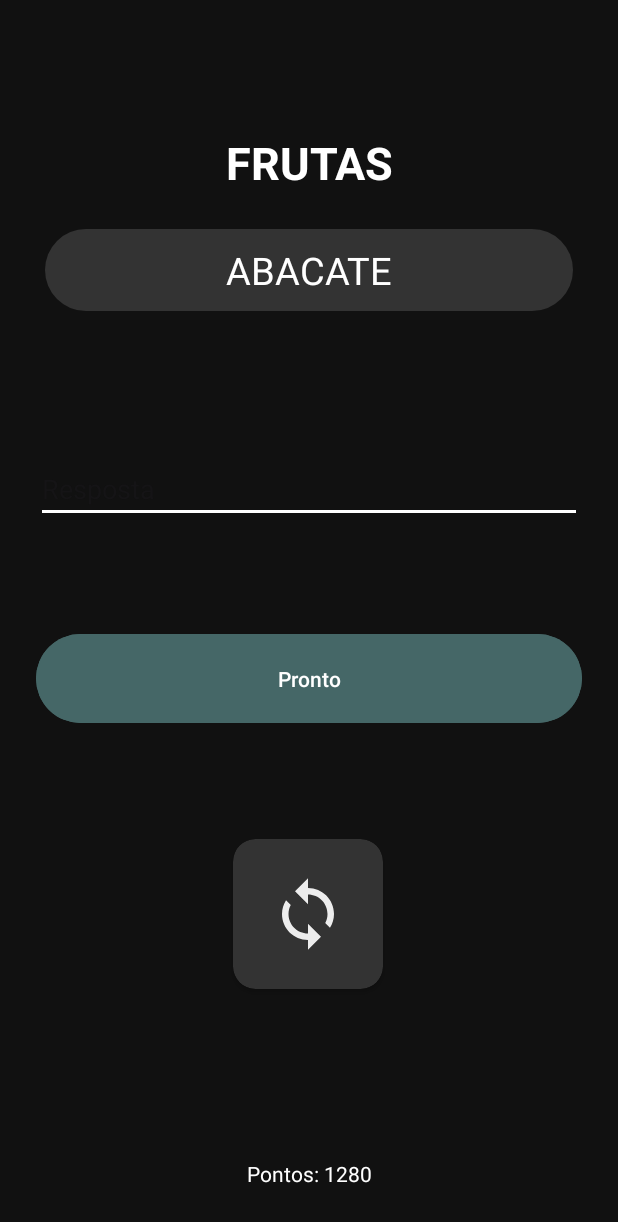
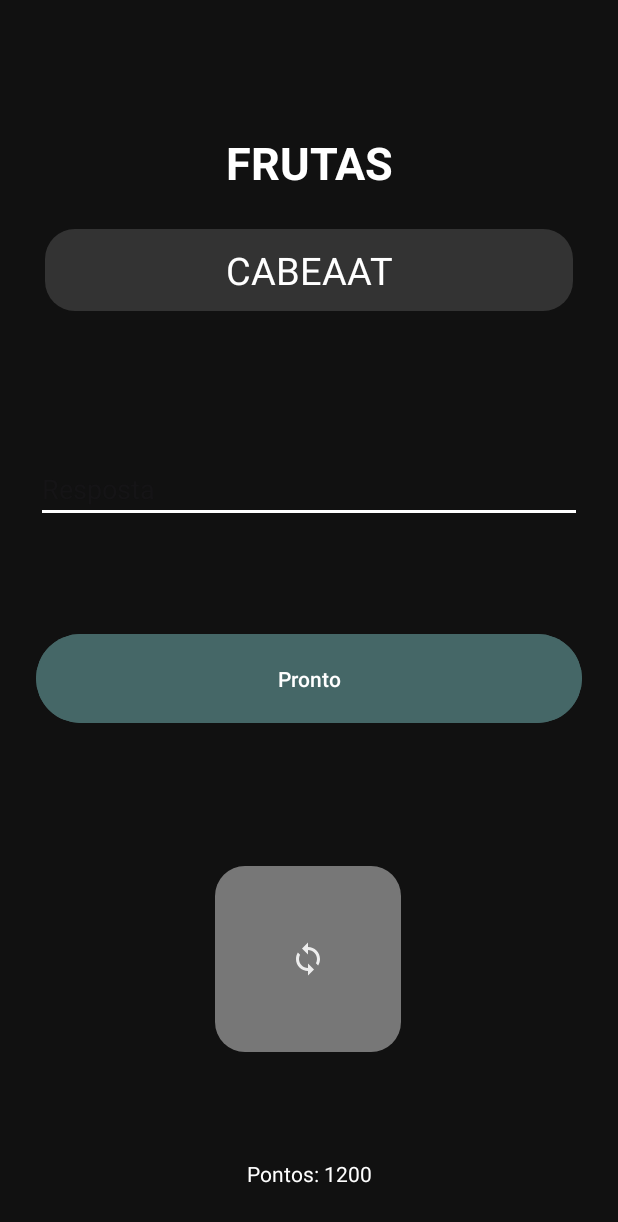
Before and after one commit to Renan-Szimanski/AdivinharPalavras, an Android app: the ActivityGame screen opened directly, with no data from a screen before it, after a tap on an icon or button, on a phone screen of 412 x 824 dp. Shown: the top 1222 px of the screen. Run offline under Robolectric (Android 15) with nearby library versions, the phone set to English and light mode, and no system bars.

Commit message:
melhorando uma parte do código para melhor implementação de futuras atualizações

```diff
--- a/app/src/main/java/com/example/adivinharpalavras/ActivityGame.kt
+++ b/app/src/main/java/com/example/adivinharpalavras/ActivityGame.kt
@@ -1,7 +1,6 @@
 package com.example.adivinharpalavras
 
 import android.annotation.SuppressLint
-import android.graphics.Color
 import android.os.Bundle
 import android.widget.Toast
 import androidx.activity.enableEdgeToEdge
@@ -27,8 +26,10 @@ class ActivityGame : AppCompatActivity() {
         val answer = binding.enterAnswer.text
         val acptButton = binding.acceptBtn
         val pntTxt = binding.pnt
+        var correctWord = ""
 
         var pontos = 1300
+
 
         //abre o arquivo de texto e armazena as linhas na variavel
         val inputStream = assets.open("words.txt")
@@ -36,27 +37,28 @@ class ActivityGame : AppCompatActivity() {
 
 
         //sistema randomico | pega palavras e tira letras aleatórias para a dificuldade
-        fun aleatorio(verdadeiro: Boolean){
-
-            pntTxt.text = "Pontos: $pontos"
-            //PALAVRAS ALEATÓRIAS
-
-             //todas as linhas do arquivo
-            val randomNumber = Random.nextInt(linhas.size) //numero aleatorio do tamanho da palavra
-                val palavra = linhas[randomNumber]
-                word.text = palavra.uppercase()
-            if(verdadeiro == true){
+        fun aleatorio() {
+            if(linhas.isNotEmpty()){
+                pntTxt.text = "Pontos: $pontos"
+                val randomNumber = Random.nextInt(linhas.size) //numero aleatorio do tamanho das linhas
+                var palavra = linhas[randomNumber]
                 linhas.removeAt(randomNumber)
+                correctWord = palavra
+                word.text = palavra.toList().shuffled().joinToString("").uppercase()
+            }
+            else{
+                Toast.makeText(this,"Não há mais palavras!", Toast.LENGTH_SHORT).show()
             }
         }
         nxtButton.setOnClickListener{
             if (pontos < 20 || linhas.size <= 1){ //caso não tenha 20 pontos, não conseguirá outra palavra
-                Toast.makeText(this,"Voce nâo tem pontos suficientes!", Toast.LENGTH_SHORT).show()
+                Toast.makeText(this,"Voce nâo tem pontos suficientes ou não há mais palavras!", Toast.LENGTH_SHORT).show()
             }else{
-                //botao de proxima palavra tira -20 pontos ao ser usada
-                aleatorio(false)
-                pontos -= 20
+                //botao de proxima palavra tira 100 pontos ao ser usada
+                aleatorio()
+                pontos -= 100
                 pntTxt.text = "Pontos: $pontos"
+                answer.clear()
             }
         }
         acptButton.setOnClickListener{
@@ -64,19 +66,19 @@ class ActivityGame : AppCompatActivity() {
             if (answer.isEmpty()){
                 Toast.makeText(this,"Coloque uma palavra", Toast.LENGTH_SHORT).show()
             }
-            else if (answer.toString().uppercase().filterNot { it.isWhitespace() } == word.text){
+            else if (answer.toString().uppercase().filterNot { it.isWhitespace() } == correctWord.uppercase()){
                 pontos += 20
                 pntTxt.text = "Pontos: $pontos"
-                aleatorio(true)
+                aleatorio()
                 answer.clear()
             }
             else{
                 Toast.makeText(this, "Resposta Errada! -30pt", Toast.LENGTH_SHORT).show()
                 pontos -= 30
                 pntTxt.text = "Pontos: $pontos"
-
+                if (pontos < 0){ pontos = 0 }
             }
         }
-        aleatorio(true)
+        aleatorio()
     }
 }
--- a/app/src/main/java/com/example/adivinharpalavras/MainActivity.kt
+++ b/app/src/main/java/com/example/adivinharpalavras/MainActivity.kt
@@ -32,5 +32,6 @@ class MainActivity : AppCompatActivity() {
             startActivity(intent)
         }
 
+
     }
 }
--- a/app/src/main/res/drawable/rounded_corner.xml
+++ b/app/src/main/res/drawable/rounded_corner.xml
@@ -2,5 +2,5 @@
 <shape xmlns:android="http://schemas.android.com/apk/res/android">
 <solid android:color="@color/lghtgrey"/>
 
-    <corners android:radius="40dp"/>
+    <corners android:radius="20dp"/>
 </shape>
--- a/app/src/main/res/layout/activity_game.xml
+++ b/app/src/main/res/layout/activity_game.xml
@@ -36,26 +36,16 @@
         app:layout_constraintStart_toStartOf="parent" />
 
 
-    <androidx.cardview.widget.CardView
-        android:id="@+id/nextButtom"
-        android:layout_width="100dp"
-        android:layout_height="100dp"
-        android:layout_marginTop="40dp"
-        android:backgroundTint="@color/grey"
-        app:cardCornerRadius="15dp"
-        app:layout_constraintBottom_toBottomOf="parent"
-        app:layout_constraintEnd_toEndOf="parent"
-        app:layout_constraintHorizontal_bias="0.498"
-        app:layout_constraintStart_toStartOf="parent"
-        app:layout_constraintTop_toBottomOf="@+id/acceptBtn"
-        app:layout_constraintVertical_bias="0.169"
-        android:clickable="true">
 
-        <ImageView
-            android:layout_width="match_parent"
-            android:layout_height="match_parent"
+
+        <ImageButton
+            android:id="@+id/nextButtom"
+            android:layout_width="wrap_content"
+            android:layout_height="wrap_content"
+            android:padding="50dp"
+            android:background="@drawable/rounded_corner"
             android:layout_margin="24dp"
-            android:background="@drawable/baseline_loop_24"
+            android:src="@drawable/baseline_loop_24"
             android:hint="Trocar"
             android:textColorHint="@color/white"
             app:layout_constraintBottom_toBottomOf="parent"
@@ -66,7 +56,7 @@
             app:layout_constraintVertical_bias="0.849"
             tools:ignore="HardcodedText" />
 
-    </androidx.cardview.widget.CardView>
+
 
     <Button
         android:id="@+id/acceptBtn"
@@ -119,6 +109,4 @@
         app:layout_constraintVertical_bias="0.138"
         tools:ignore="HardcodedText"
         />
-
-
 </androidx.constraintlayout.widget.ConstraintLayout>
```
